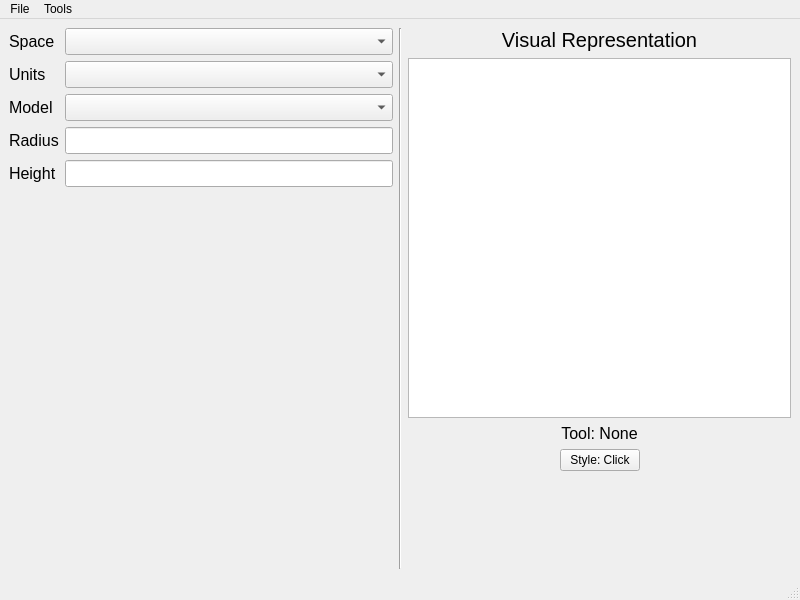
Above: mainwindow.ui from grandrx10/ShapeLooker before the change. Below: the same form after it.
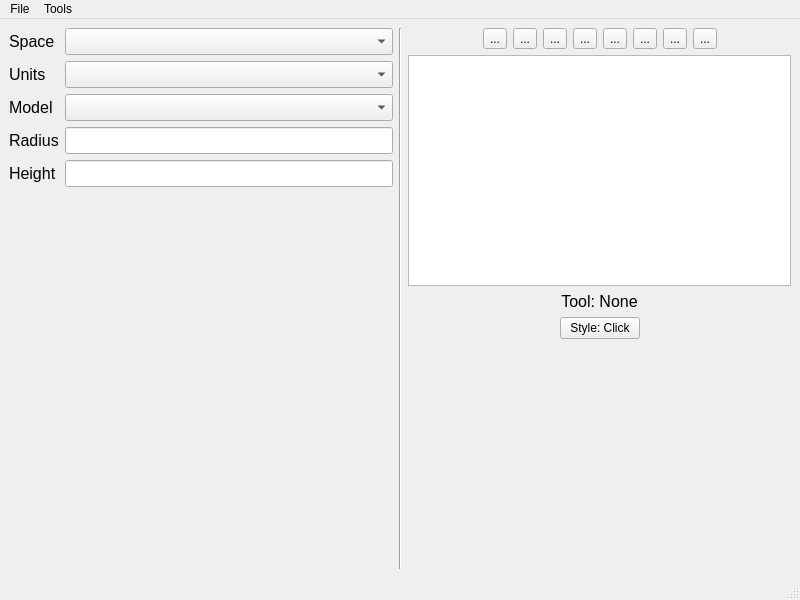
That is the form after the change. Icons and pictures are not drawn. Custom widgets are drawn as their Qt base class.

What changed in the file:
```diff
--- a/mainwindow.ui
+++ b/mainwindow.ui
@@ -14,9 +14,9 @@
    <string>MainWindow</string>
   </property>
   <widget class="QWidget" name="centralwidget">
-   <layout class="QHBoxLayout" name="horizontalLayout_4">
+   <layout class="QVBoxLayout" name="verticalLayout_2">
     <item>
-     <layout class="QHBoxLayout" name="horizontalLayout_3">
+     <layout class="QHBoxLayout" name="horizontalLayout_4">
       <item>
        <layout class="QGridLayout" name="gridLayout">
         <item row="0" column="0">
@@ -147,21 +147,136 @@
        </widget>
       </item>
       <item>
-       <layout class="QVBoxLayout" name="verticalLayout" stretch="0,3,0,0,0">
+       <layout class="QVBoxLayout" name="verticalLayout">
         <item>
-         <widget class="QLabel" name="label_6">
-          <property name="font">
-           <font>
-            <pointsize>15</pointsize>
-           </font>
-          </property>
-          <property name="text">
-           <string>Visual Representation</string>
-          </property>
-          <property name="alignment">
-           <set>Qt::AlignmentFlag::AlignCenter</set>
-          </property>
-         </widget>
+         <layout class="QHBoxLayout" name="horizontalLayout_3">
+          <item>
+           <spacer name="horizontalSpacer_4">
+            <property name="orientation">
+             <enum>Qt::Orientation::Horizontal</enum>
+            </property>
+            <property name="sizeHint" stdset="0">
+             <size>
+              <width>40</width>
+              <height>20</height>
+             </size>
+            </property>
+           </spacer>
+          </item>
+          <item>
+           <layout class="QHBoxLayout" name="horizontalLayout">
+            <item>
+             <widget class="QToolButton" name="toolSelect">
+              <property name="text">
+               <string>...</string>
+              </property>
+              <property name="icon">
+               <iconset>
+                <selectedon>:/assets/cursor.png</selectedon>
+               </iconset>
+              </property>
+             </widget>
+            </item>
+            <item>
+             <widget class="QToolButton" name="toolPan">
+              <property name="text">
+               <string>...</string>
+              </property>
+              <property name="icon">
+               <iconset>
+                <selectedon>:/assets/grab.png</selectedon>
+               </iconset>
+              </property>
+             </widget>
+            </item>
+            <item>
+             <widget class="QToolButton" name="toolErase">
+              <property name="text">
+               <string>...</string>
+              </property>
+              <property name="icon">
+               <iconset>
+                <selectedon>:/assets/erase.png</selectedon>
+               </iconset>
+              </property>
+             </widget>
+            </item>
+            <item>
+             <widget class="QToolButton" name="toolLine">
+              <property name="text">
+               <string>...</string>
+              </property>
+              <property name="icon">
+               <iconset>
+                <selectedon>:/assets/line.png</selectedon>
+               </iconset>
+              </property>
+             </widget>
+            </item>
+            <item>
+             <widget class="QToolButton" name="toolRect">
+              <property name="text">
+               <string>...</string>
+              </property>
+              <property name="icon">
+               <iconset>
+                <selectedon>:/assets/rect.png</selectedon>
+               </iconset>
+              </property>
+             </widget>
+            </item>
+            <item>
+             <widget class="QToolButton" name="toolCircleCenter">
+              <property name="text">
+               <string>...</string>
+              </property>
+              <property name="icon">
+               <iconset>
+                <selectedon>:/assets/centercircle.png</selectedon>
+               </iconset>
+              </property>
+             </widget>
+            </item>
+            <item>
+             <widget class="QToolButton" name="toolCircleCorner">
+              <property name="text">
+               <string>...</string>
+              </property>
+              <property name="icon">
+               <iconset>
+                <selectedon>:/assets/ellipse.png</selectedon>
+               </iconset>
+              </property>
+             </widget>
+            </item>
+            <item>
+             <widget class="QToolButton" name="toolPen">
+              <property name="text">
+               <string>...</string>
+              </property>
+              <property name="icon">
+               <iconset>
+                <selectedon>:/assets/pen.png</selectedon>
+               </iconset>
+              </property>
+             </widget>
+            </item>
+           </layout>
+          </item>
+          <item>
+           <spacer name="horizontalSpacer_3">
+            <property name="orientation">
+             <enum>Qt::Orientation::Horizontal</enum>
+            </property>
+            <property name="sizeHint" stdset="0">
+             <size>
+              <width>40</width>
+              <height>20</height>
+             </size>
+            </property>
+           </spacer>
+          </item>
+         </layout>
         </item>
         <item>
          <widget class="ShapeLookerGraphicsView" name="graphicsView"/>
```
Left out of the diff: 2 changed lines with no effect on the pictures.
